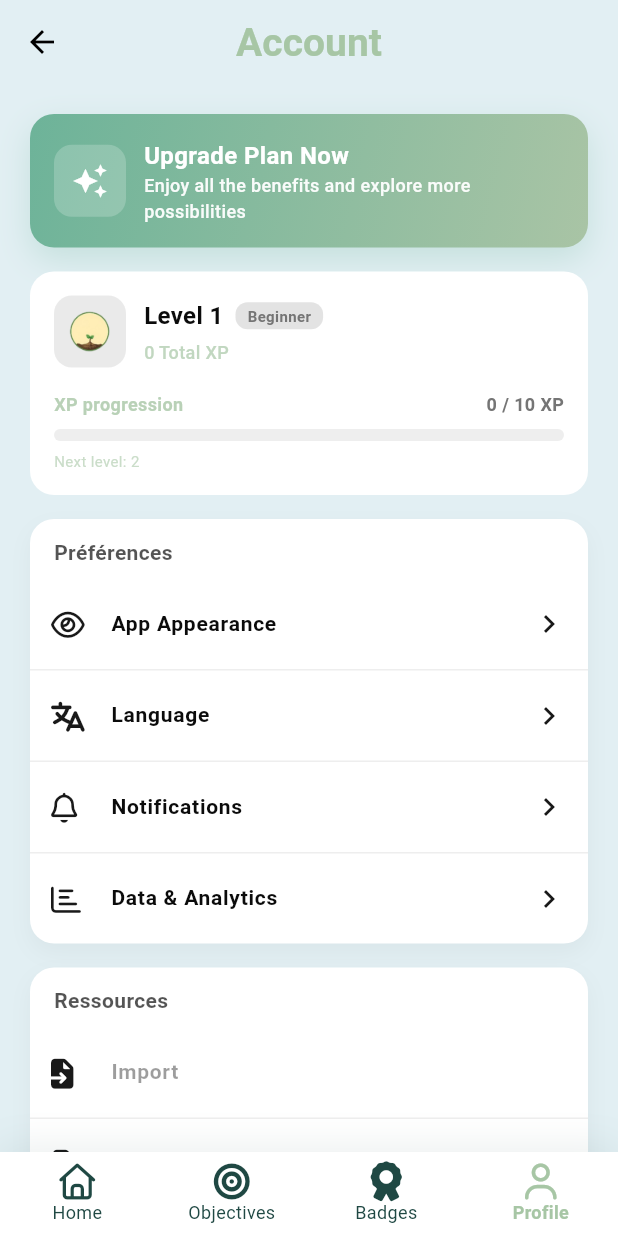
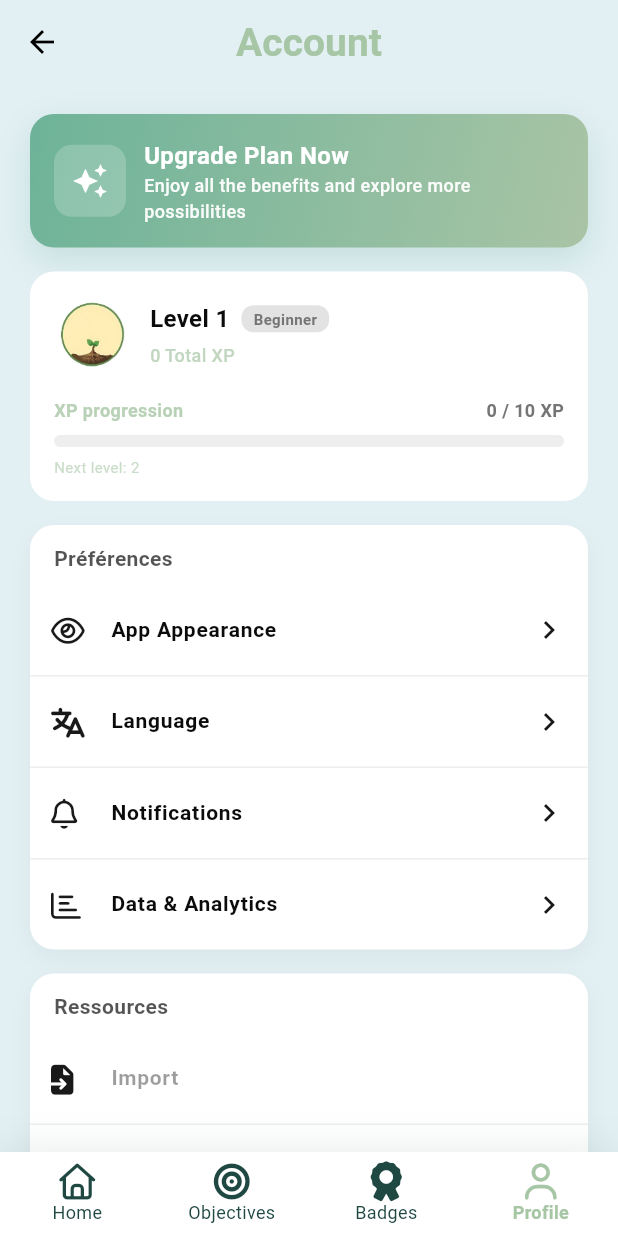
Before and after one commit to MOUSSBEKK/HabitoX, a Flutter app: the HomeScreen screen opened directly, item 4 of the bottom bar chosen, on a phone screen of 412 x 824 dp. Run offline on Flutter 3.47's test engine with Material 3 defaults, Android fonts, the phone set to English and light mode, and no system bars; drawn by our look-alikes of toastification; our stand-ins replace adaptive_dialog, fl_chart, flutter_heatmap_calendar, flutter_local_notifications, font_awesome_flutter, in_app_review and 4 more; missing offline and left inert: home_widget; accounts and stored records are empty.

Commit message:
fix: suppression background badge profil

```diff
--- a/lib/screens/profile_screen.dart
+++ b/lib/screens/profile_screen.dart
@@ -171,11 +171,8 @@ extension on _ProfileScreenState {
               Row(
                 children: [
                   Container(
-                    padding: const EdgeInsets.all(8),
-                    decoration: BoxDecoration(
-                      color: levelColor.withOpacity(0.15),
-                      borderRadius: BorderRadius.circular(12),
-                    ),
+                    width: 52,
+                    height: 52,
                     child: Image.asset(
                       _getBadgeAssetForLevel(level),
                       width: 32,
```
